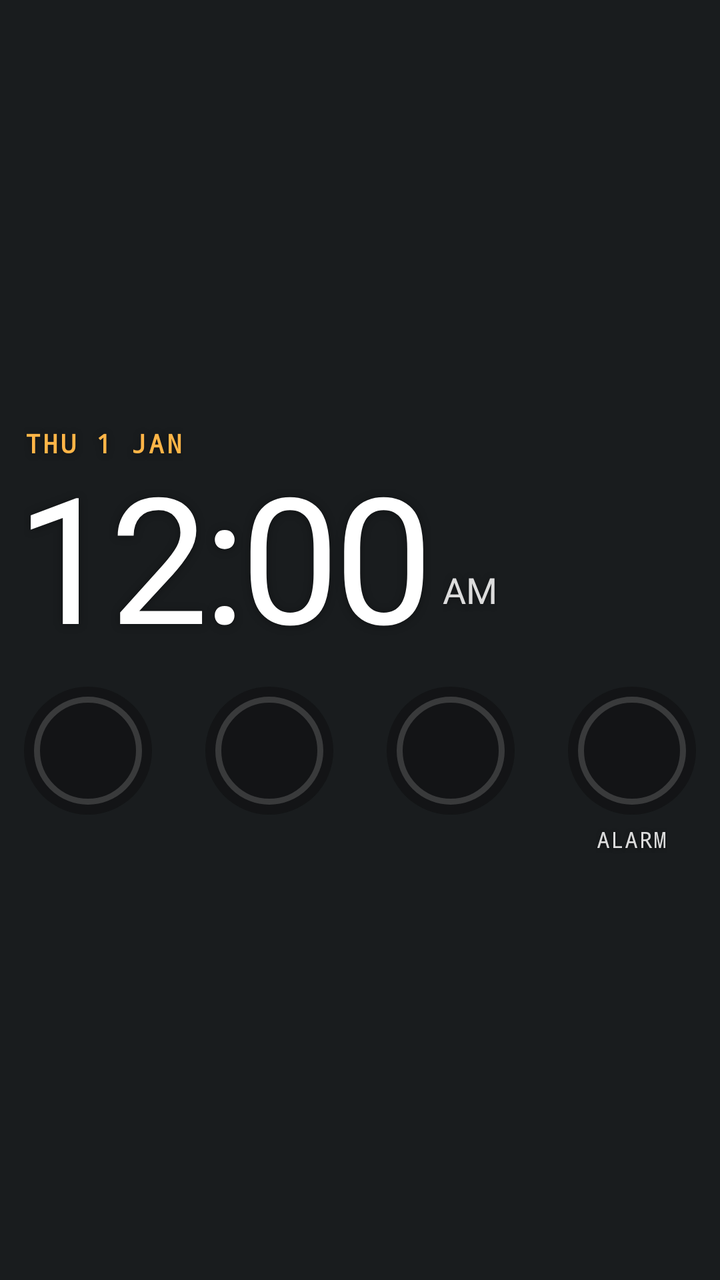
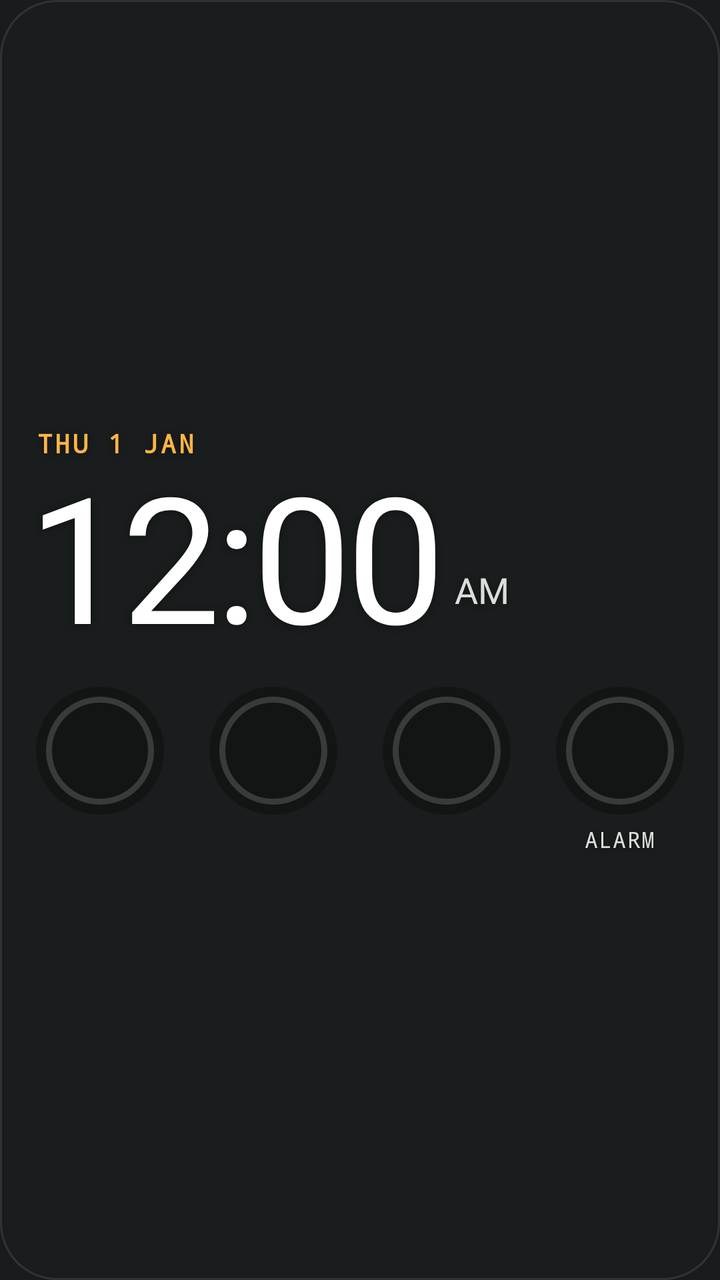

An Android layout rendered at two revisions. The XML below is the earlier revision; the diff shows what the commit changed to produce the second picture.
<!-- AndroidManifest.xml: application theme android:Theme.DeviceDefault.NoActionBar -->
<!-- res/layout/clock_widget.xml -->
<?xml version="1.0" encoding="utf-8"?>
<LinearLayout xmlns:android="http://schemas.android.com/apk/res/android"
    android:id="@+id/ck_root"
    android:layout_width="match_parent"
    android:layout_height="match_parent"
    android:gravity="center_vertical"
    android:orientation="vertical"
    android:paddingStart="12dp"
    android:paddingTop="8dp"
    android:paddingEnd="12dp"
    android:paddingBottom="8dp">

    <LinearLayout
        android:id="@+id/ck_time_box"
        android:layout_width="wrap_content"
        android:layout_height="wrap_content"
        android:orientation="vertical">

        <TextClock
            android:id="@+id/ck_date"
            android:layout_width="wrap_content"
            android:layout_height="wrap_content"
            android:fontFamily="monospace"
            android:format12Hour="EEE d MMM"
            android:format24Hour="EEE d MMM"
            android:letterSpacing="0.09"
            android:maxLines="1"
            android:shadowColor="#59000000"
            android:shadowDy="1"
            android:shadowRadius="8"
            android:textAllCaps="true"
            android:textColor="#FFFFB547"
            android:textSize="13sp"
            android:textStyle="bold" />

        
        <LinearLayout
            android:id="@+id/ck_time_slot"
            android:layout_width="wrap_content"
            android:layout_height="wrap_content"
            android:orientation="vertical">

            <include layout="@layout/clock_time_outfit" />
        </LinearLayout>
    </LinearLayout>

    <LinearLayout
        android:id="@+id/ck_dials"
        android:layout_width="match_parent"
        android:layout_height="wrap_content"
        android:layout_marginTop="10dp"
        android:orientation="horizontal">

        <LinearLayout
            android:id="@+id/ck_sky_box"
            android:layout_width="wrap_content"
            android:layout_height="wrap_content"
            android:gravity="center_horizontal"
            android:orientation="vertical">

            <ImageView
                android:id="@+id/ck_sky"
                android:layout_width="64dp"
                android:layout_height="64dp"
                android:contentDescription="Sun or moon now"
                android:src="@drawable/clock_dial_empty" />

            <TextView
                android:id="@+id/ck_sky_cap"
                style="@style/ClockCaption" />
        </LinearLayout>

        <FrameLayout
            android:layout_width="0dp"
            android:layout_height="1dp"
            android:layout_weight="1" />

        <LinearLayout
            android:id="@+id/ck_temp_box"
            android:layout_width="wrap_content"
            android:layout_height="wrap_content"
            android:gravity="center_horizontal"
            android:orientation="vertical">

            <ImageView
                android:id="@+id/ck_temp"
                android:layout_width="64dp"
                android:layout_height="64dp"
                android:contentDescription="Temperature"
                android:src="@drawable/clock_dial_empty" />

            <TextView
                android:id="@+id/ck_temp_cap"
                style="@style/ClockCaption" />
        </LinearLayout>

        <FrameLayout
            android:layout_width="0dp"
            android:layout_height="1dp"
            android:layout_weight="1" />

        <LinearLayout
            android:id="@+id/ck_air_box"
            android:layout_width="wrap_content"
            android:layout_height="wrap_content"
            android:gravity="center_horizontal"
            android:orientation="vertical">

            <ImageView
                android:id="@+id/ck_air"
                android:layout_width="64dp"
                android:layout_height="64dp"
                android:contentDescription="Air quality"
                android:src="@drawable/clock_dial_empty" />

            <TextView
                android:id="@+id/ck_air_cap"
                style="@style/ClockCaption" />
        </LinearLayout>

        <FrameLayout
            android:layout_width="0dp"
            android:layout_height="1dp"
            android:layout_weight="1" />

        <LinearLayout
            android:id="@+id/ck_alarm_box"
            android:layout_width="wrap_content"
            android:layout_height="wrap_content"
            android:gravity="center_horizontal"
            android:orientation="vertical">

            <ImageView
                android:id="@+id/ck_alarm"
                android:layout_width="64dp"
                android:layout_height="64dp"
                android:contentDescription="Next alarm"
                android:src="@drawable/clock_dial_empty" />

            <TextView
                android:id="@+id/ck_alarm_cap"
                style="@style/ClockCaption"
                android:text="ALARM" />
        </LinearLayout>
    </LinearLayout>
</LinearLayout>
<!-- res/layout/clock_time_outfit.xml (included above) -->
<?xml version="1.0" encoding="utf-8"?>
<LinearLayout xmlns:android="http://schemas.android.com/apk/res/android"
    android:layout_width="wrap_content"
    android:layout_height="wrap_content"
    android:gravity="bottom"
    android:orientation="horizontal">

    <TextClock
        android:id="@+id/ck_time"
        android:layout_width="wrap_content"
        android:layout_height="wrap_content"
        android:layout_marginStart="-3dp"
        android:fontFamily="@font/clock_outfit_light"
        android:format12Hour="h:mm"
        android:format24Hour="HH:mm"
        android:includeFontPadding="false"
        android:letterSpacing="-0.03"
        android:maxLines="1"
        android:shadowColor="#59000000"
        android:shadowDy="1"
        android:shadowRadius="10"
        android:textColor="#FFFFFFFF"
        android:textSize="88dp" />

    <TextClock
        android:id="@+id/ck_ampm"
        android:layout_width="wrap_content"
        android:layout_height="wrap_content"
        android:layout_marginStart="6dp"
        android:layout_marginBottom="10dp"
        android:fontFamily="@font/clock_outfit_medium"
        android:format12Hour="a"
        android:format24Hour=""
        android:includeFontPadding="false"
        android:shadowColor="#59000000"
        android:shadowDy="1"
        android:shadowRadius="8"
        android:textColor="#D9FFFFFF"
        android:textSize="18dp" />
</LinearLayout>
<!-- resources referenced by this layout -->
<resources>
  <!-- drawable clock_dial_empty (drawable) -->
  <?xml version="1.0" encoding="utf-8"?>
  <layer-list xmlns:android="http://schemas.android.com/apk/res/android">
      <item>
          <shape android:shape="oval">
              <solid android:color="#610A0A09" />
          </shape>
      </item>
      <item android:bottom="5dp" android:left="5dp" android:right="5dp" android:top="5dp">
          <shape android:shape="oval">
              <stroke android:width="3dp" android:color="#29FFFFFF" />
          </shape>
      </item>
  </layer-list>
  <style name="ClockCaption">
          <item name="android:layout_width">wrap_content</item>
          <item name="android:layout_height">wrap_content</item>
          <item name="android:layout_marginTop">5dp</item>
          <item name="android:fontFamily">monospace</item>
          <item name="android:letterSpacing">0.04</item>
          <item name="android:maxLines">1</item>
          <item name="android:shadowColor">#59000000</item>
          <item name="android:shadowDy">1</item>
          <item name="android:shadowRadius">6</item>
          <item name="android:textColor">#D9FFFFFF</item>
          <item name="android:textSize">11dp</item>
      </style>
</resources>

<!-- the commit's change to res/layout/clock_widget.xml (unified diff, before → after) -->
@@ -3,12 +3,13 @@
     android:id="@+id/ck_root"
     android:layout_width="match_parent"
     android:layout_height="match_parent"
+    android:background="@drawable/clock_frost"
     android:gravity="center_vertical"
     android:orientation="vertical"
-    android:paddingStart="12dp"
-    android:paddingTop="8dp"
-    android:paddingEnd="12dp"
-    android:paddingBottom="8dp">
+    android:paddingStart="18dp"
+    android:paddingTop="14dp"
+    android:paddingEnd="18dp"
+    android:paddingBottom="14dp">
 
     <LinearLayout
         android:id="@+id/ck_time_box"
<!-- resource entries referenced after the edit -->
@@ -14,6 +14,13 @@
           </shape>
       </item>
   </layer-list>
+  <!-- drawable clock_frost (drawable) -->
+  <?xml version="1.0" encoding="utf-8"?>
+  <shape xmlns:android="http://schemas.android.com/apk/res/android" android:shape="rectangle">
+      <solid android:color="#9E1C1D1D" />
+      <corners android:radius="@android:dimen/system_app_widget_background_radius" />
+      <stroke android:width="1dp" android:color="#1AFFFFFF" />
+  </shape>
   <style name="ClockCaption">
           <item name="android:layout_width">wrap_content</item>
           <item name="android:layout_height">wrap_content</item>
